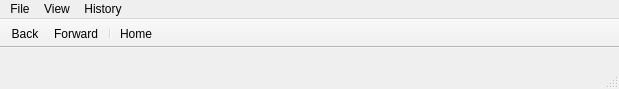
Before: the Qt Designer form pydm/pydm.ui in slaclab/pydm, drawn with Qt 5.
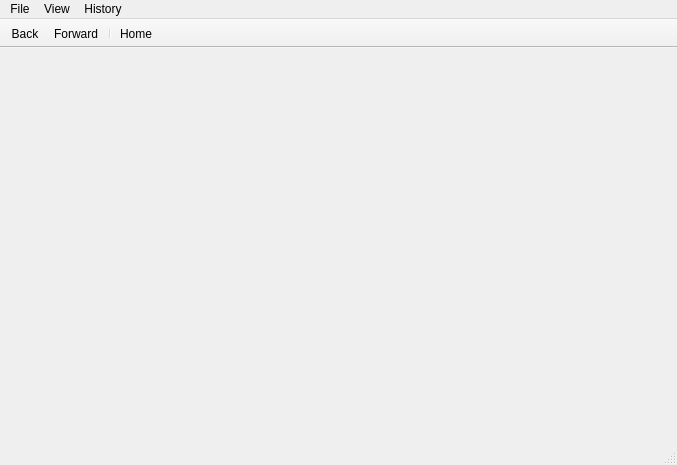
After: the same form once the commit is applied.

Patch:
```diff
--- a/pydm/pydm.ui
+++ b/pydm/pydm.ui
@@ -6,8 +6,8 @@
    <rect>
     <x>0</x>
     <y>0</y>
-    <width>619</width>
-    <height>89</height>
+    <width>677</width>
+    <height>465</height>
    </rect>
   </property>
   <property name="windowTitle">
@@ -28,7 +28,7 @@
     <rect>
      <x>0</x>
      <y>0</y>
-     <width>619</width>
+     <width>677</width>
      <height>22</height>
     </rect>
    </property>
```
Left out of the diff: 16 changed lines with no effect on the pictures.
